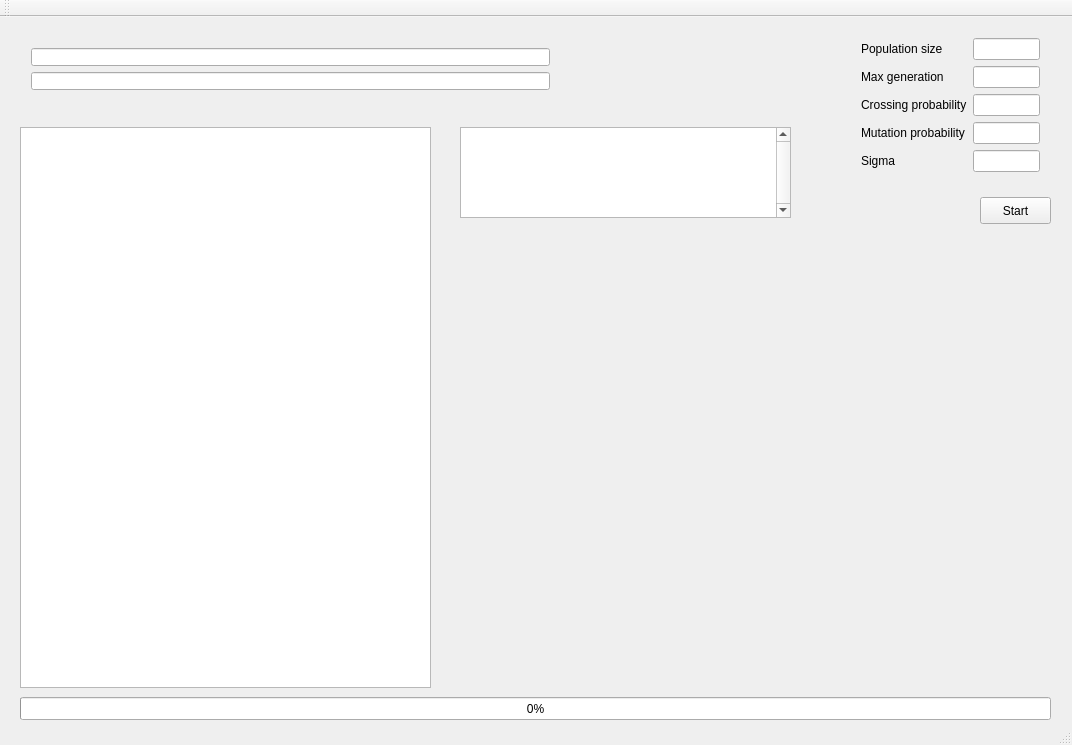
First picture: the form in source/mainwindow.ui, repository Klapeyron/OptimizationProject, before the edit.
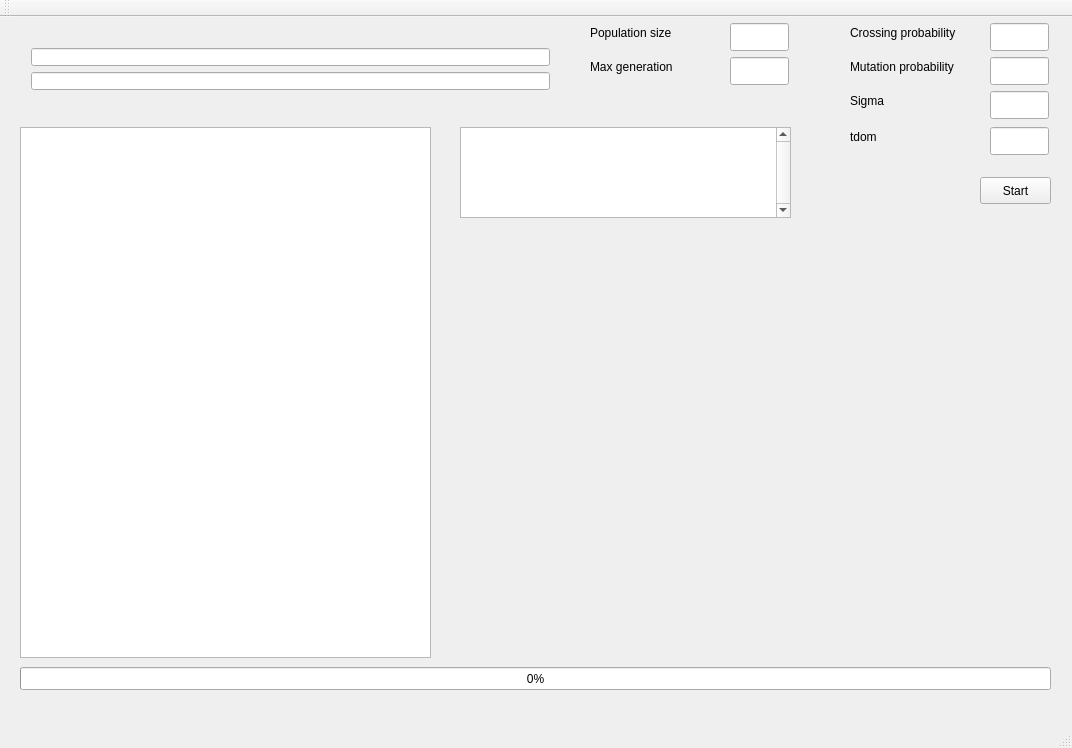
Second picture: the form after the edit. Custom widgets are drawn as their Qt base class.

Commit message: Creating temporary set of points from p0/ taking tdom as parameter

```diff
--- a/source/mainwindow.ui
+++ b/source/mainwindow.ui
@@ -7,7 +7,7 @@
     <x>0</x>
     <y>0</y>
     <width>1072</width>
-    <height>745</height>
+    <height>748</height>
    </rect>
   </property>
   <property name="windowTitle">
@@ -18,7 +18,7 @@
     <property name="geometry">
      <rect>
       <x>980</x>
-      <y>180</y>
+      <y>160</y>
       <width>71</width>
       <height>27</height>
      </rect>
@@ -64,7 +64,7 @@
       <x>460</x>
       <y>220</y>
       <width>591</width>
-      <height>451</height>
+      <height>421</height>
      </rect>
     </property>
    </widget>
@@ -74,77 +74,15 @@
       <x>20</x>
       <y>110</y>
       <width>411</width>
-      <height>561</height>
+      <height>531</height>
      </rect>
     </property>
    </widget>
-   <widget class="QWidget" name="layoutWidget">
-    <property name="geometry">
-     <rect>
-      <x>850</x>
-      <y>10</y>
-      <width>201</width>
-      <height>166</height>
-     </rect>
-    </property>
-    <layout class="QFormLayout" name="formLayout">
-     <item row="0" column="0">
-      <widget class="QLabel" name="label">
-       <property name="text">
-        <string>Population size</string>
-       </property>
-      </widget>
-     </item>
-     <item row="0" column="1">
-      <widget class="QLineEdit" name="populationSize"/>
-     </item>
-     <item row="1" column="0">
-      <widget class="QLabel" name="label_2">
-       <property name="text">
-        <string>Max generation</string>
-       </property>
-      </widget>
-     </item>
-     <item row="1" column="1">
-      <widget class="QLineEdit" name="maxGenertation"/>
-     </item>
-     <item row="2" column="0">
-      <widget class="QLabel" name="label_3">
-       <property name="text">
-        <string>Crossing probability</string>
-       </property>
-      </widget>
-     </item>
-     <item row="2" column="1">
-      <widget class="QLineEdit" name="crossingProbability"/>
-     </item>
-     <item row="3" column="0">
-      <widget class="QLabel" name="label_4">
-       <property name="text">
-        <string>Mutation probability</string>
-       </property>
-      </widget>
-     </item>
-     <item row="3" column="1">
-      <widget class="QLineEdit" name="mutationProbability"/>
-     </item>
-     <item row="4" column="0">
-      <widget class="QLabel" name="label_5">
-       <property name="text">
-        <string>Sigma</string>
-       </property>
-      </widget>
-     </item>
-     <item row="4" column="1">
-      <widget class="QLineEdit" name="sigma"/>
-     </item>
-    </layout>
-   </widget>
    <widget class="QProgressBar" name="progressBar">
     <property name="geometry">
      <rect>
       <x>20</x>
-      <y>680</y>
+      <y>650</y>
       <width>1031</width>
       <height>23</height>
      </rect>
@@ -159,6 +97,144 @@
      <bool>false</bool>
     </property>
    </widget>
+   <widget class="QLabel" name="label_6">
+    <property name="geometry">
+     <rect>
+      <x>850</x>
+      <y>110</y>
+      <width>40</width>
+      <height>20</height>
+     </rect>
+    </property>
+    <property name="text">
+     <string>tdom</string>
+    </property>
+   </widget>
+   <widget class="QLineEdit" name="tdom">
+    <property name="geometry">
+     <rect>
+      <x>990</x>
+      <y>110</y>
+      <width>59</width>
+      <height>28</height>
+     </rect>
+    </property>
+   </widget>
+   <widget class="QLabel" name="label">
+    <property name="geometry">
+     <rect>
+      <x>590</x>
+      <y>6</y>
+      <width>100</width>
+      <height>20</height>
+     </rect>
+    </property>
+    <property name="text">
+     <string>Population size</string>
+    </property>
+   </widget>
+   <widget class="QLineEdit" name="maxGenertation">
+    <property name="geometry">
+     <rect>
+      <x>730</x>
+      <y>40</y>
+      <width>59</width>
+      <height>28</height>
+     </rect>
+    </property>
+   </widget>
+   <widget class="QLabel" name="label_3">
+    <property name="geometry">
+     <rect>
+      <x>850</x>
+      <y>6</y>
+      <width>132</width>
+      <height>20</height>
+     </rect>
+    </property>
+    <property name="text">
+     <string>Crossing probability</string>
+    </property>
+   </widget>
+   <widget class="QLineEdit" name="crossingProbability">
+    <property name="geometry">
+     <rect>
+      <x>990</x>
+      <y>6</y>
+      <width>59</width>
+      <height>28</height>
+     </rect>
+    </property>
+   </widget>
+   <widget class="QLineEdit" name="sigma">
+    <property name="geometry">
+     <rect>
+      <x>990</x>
+      <y>74</y>
+      <width>59</width>
+      <height>28</height>
+     </rect>
+    </property>
+   </widget>
+   <widget class="QLabel" name="label_5">
+    <property name="geometry">
+     <rect>
+      <x>850</x>
+      <y>74</y>
+      <width>40</width>
+      <height>20</height>
+     </rect>
+    </property>
+    <property name="text">
+     <string>Sigma</string>
+    </property>
+   </widget>
+   <widget class="QLabel" name="label_4">
+    <property name="geometry">
+     <rect>
+      <x>850</x>
+      <y>40</y>
+      <width>134</width>
+      <height>20</height>
+     </rect>
+    </property>
+    <property name="text">
+     <string>Mutation probability</string>
+    </property>
+   </widget>
+   <widget class="QLineEdit" name="populationSize">
+    <property name="geometry">
+     <rect>
+      <x>730</x>
+      <y>6</y>
+      <width>59</width>
+      <height>28</height>
+     </rect>
+    </property>
+   </widget>
+   <widget class="QLabel" name="label_2">
+    <property name="geometry">
+     <rect>
+      <x>590</x>
+      <y>40</y>
+      <width>102</width>
+      <height>20</height>
+     </rect>
+    </property>
+    <property name="text">
+     <string>Max generation</string>
+    </property>
+   </widget>
+   <widget class="QLineEdit" name="mutationProbability">
+    <property name="geometry">
+     <rect>
+      <x>990</x>
+      <y>40</y>
+      <width>59</width>
+      <height>28</height>
+     </rect>
+    </property>
+   </widget>
   </widget>
   <widget class="QMenuBar" name="menuBar">
    <property name="geometry">
```
Left out of the diff: 3 changed lines with no effect on the pictures. The commit also changes 2 other files.
